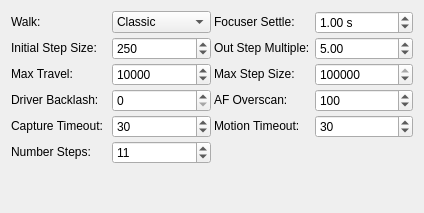
The window that kstars/ekos/focus/opsfocusmechanics.ui (Ryther/kstars) describes before a commit, drawn with Qt 5.
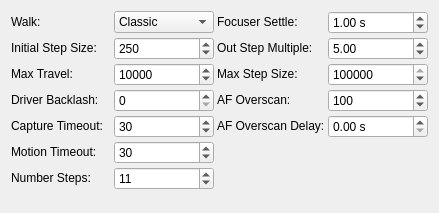
The same window after the commit.

Commit message: added overscan delay parameter

```diff
--- a/kstars/ekos/focus/opsfocusmechanics.ui
+++ b/kstars/ekos/focus/opsfocusmechanics.ui
@@ -6,7 +6,7 @@
    <rect>
     <x>0</x>
     <y>0</y>
-    <width>424</width>
+    <width>439</width>
     <height>213</height>
    </rect>
   </property>
@@ -15,7 +15,7 @@
   </property>
   <layout class="QVBoxLayout" name="verticalLayout">
    <item>
-    <layout class="QGridLayout" name="gridLayoutMechanics" rowstretch="0,0,0,0,0,0">
+    <layout class="QGridLayout" name="gridLayoutMechanics" rowstretch="0,0,0,0,0,0,0">
      <property name="leftMargin">
       <number>0</number>
      </property>
@@ -25,130 +25,31 @@
      <property name="spacing">
       <number>3</number>
      </property>
-     <item row="3" column="0">
-      <widget class="QLabel" name="label_11">
+     <item row="2" column="1">
+      <widget class="QDoubleSpinBox" name="focusMaxTravel">
        <property name="sizePolicy">
         <sizepolicy hsizetype="Preferred" vsizetype="Fixed">
          <horstretch>0</horstretch>
          <verstretch>0</verstretch>
         </sizepolicy>
        </property>
-       <property name="text">
-        <string>Driver Backlash:</string>
-       </property>
-       <property name="buddy">
-        <cstring>focusBacklash</cstring>
-       </property>
-      </widget>
-     </item>
-     <item row="1" column="0">
-      <widget class="QLabel" name="label">
-       <property name="sizePolicy">
-        <sizepolicy hsizetype="Preferred" vsizetype="Fixed">
-         <horstretch>0</horstretch>
-         <verstretch>0</verstretch>
-        </sizepolicy>
-       </property>
        <property name="toolTip">
-        <string/>
-       </property>
-       <property name="whatsThis">
-        <string/>
-       </property>
-       <property name="text">
-        <string>Initial Step Size:</string>
-       </property>
-       <property name="buddy">
-        <cstring>focusTicks</cstring>
-       </property>
-      </widget>
-     </item>
-     <item row="0" column="2">
-      <widget class="QLabel" name="label_9">
-       <property name="sizePolicy">
-        <sizepolicy hsizetype="Preferred" vsizetype="Fixed">
-         <horstretch>0</horstretch>
-         <verstretch>0</verstretch>
-        </sizepolicy>
-       </property>
-       <property name="text">
-        <string>Focuser Settle:</string>
-       </property>
-       <property name="buddy">
-        <cstring>focusSettleTime</cstring>
-       </property>
-      </widget>
-     </item>
-     <item row="0" column="3">
-      <widget class="QDoubleSpinBox" name="focusSettleTime">
-       <property name="sizePolicy">
-        <sizepolicy hsizetype="Preferred" vsizetype="Fixed">
-         <horstretch>0</horstretch>
-         <verstretch>0</verstretch>
-        </sizepolicy>
-       </property>
-       <property name="toolTip">
-        <string>&lt;html&gt;&lt;head/&gt;&lt;body&gt;&lt;p&gt;Settle time (in seconds) after moving the focuser before capturing the next image during Auto Focus and after an Adaptive Focus movement.&lt;/p&gt;&lt;/body&gt;&lt;/html&gt;</string>
-       </property>
-       <property name="suffix">
-        <string> s</string>
+        <string>&lt;html&gt;&lt;head/&gt;&lt;body&gt;&lt;p&gt;Maximum travel in steps before the autofocus process aborts&lt;/p&gt;&lt;/body&gt;&lt;/html&gt;</string>
        </property>
        <property name="decimals">
-        <number>2</number>
+        <number>0</number>
+       </property>
+       <property name="minimum">
+        <double>10.000000000000000</double>
        </property>
        <property name="maximum">
-        <double>30.000000000000000</double>
+        <double>100000.000000000000000</double>
+       </property>
+       <property name="singleStep">
+        <double>1000.000000000000000</double>
        </property>
        <property name="value">
-        <double>1.000000000000000</double>
-       </property>
-      </widget>
-     </item>
-     <item row="1" column="2">
-      <widget class="QLabel" name="focusOutStepsLabel">
-       <property name="sizePolicy">
-        <sizepolicy hsizetype="Preferred" vsizetype="Fixed">
-         <horstretch>0</horstretch>
-         <verstretch>0</verstretch>
-        </sizepolicy>
-       </property>
-       <property name="text">
-        <string>Out Step Multiple:</string>
-       </property>
-       <property name="buddy">
-        <cstring>focusOutSteps</cstring>
-       </property>
-      </widget>
-     </item>
-     <item row="0" column="0">
-      <widget class="QLabel" name="focusWalkLabel">
-       <property name="sizePolicy">
-        <sizepolicy hsizetype="Preferred" vsizetype="Fixed">
-         <horstretch>0</horstretch>
-         <verstretch>0</verstretch>
-        </sizepolicy>
-       </property>
-       <property name="text">
-        <string>Walk:</string>
-       </property>
-       <property name="buddy">
-        <cstring>focusWalk</cstring>
-       </property>
-      </widget>
-     </item>
-     <item row="2" column="2">
-      <widget class="QLabel" name="label_17">
-       <property name="sizePolicy">
-        <sizepolicy hsizetype="Preferred" vsizetype="Fixed">
-         <horstretch>0</horstretch>
-         <verstretch>0</verstretch>
-        </sizepolicy>
-       </property>
-       <property name="text">
-        <string>&lt;html&gt;&lt;head/&gt;&lt;body&gt;&lt;p&gt;Max Step Size:&lt;/p&gt;&lt;/body&gt;&lt;/html&gt;</string>
-       </property>
-       <property name="buddy">
-        <cstring>focusMaxSingleStep</cstring>
+        <double>10000.000000000000000</double>
        </property>
       </widget>
      </item>
@@ -165,78 +66,6 @@
        </property>
       </widget>
      </item>
-     <item row="1" column="1">
-      <widget class="QSpinBox" name="focusTicks">
-       <property name="sizePolicy">
-        <sizepolicy hsizetype="Preferred" vsizetype="Fixed">
-         <horstretch>0</horstretch>
-         <verstretch>0</verstretch>
-        </sizepolicy>
-       </property>
-       <property name="toolTip">
-        <string>&lt;html&gt;&lt;head/&gt;&lt;body&gt;&lt;p&gt;&lt;span style=&quot; font-weight:600;&quot;&gt;Initial Step Size&lt;/span&gt; in ticks to cause a noticeable change in HFR value. For timer based focuser, it is the initial time in milliseconds to move the focuser inward or outward&lt;/p&gt;&lt;/body&gt;&lt;/html&gt;</string>
-       </property>
-       <property name="minimum">
-        <number>1</number>
-       </property>
-       <property name="maximum">
-        <number>50000</number>
-       </property>
-       <property name="singleStep">
-        <number>10</number>
-       </property>
-       <property name="value">
-        <number>250</number>
-       </property>
-      </widget>
-     </item>
-     <item row="3" column="2">
-      <widget class="QLabel" name="label_8">
-       <property name="sizePolicy">
-        <sizepolicy hsizetype="Preferred" vsizetype="Fixed">
-         <horstretch>0</horstretch>
-         <verstretch>0</verstretch>
-        </sizepolicy>
-       </property>
-       <property name="text">
-        <string>AF Overscan:</string>
-       </property>
-       <property name="alignment">
-        <set>Qt::AlignLeading|Qt::AlignLeft|Qt::AlignVCenter</set>
-       </property>
-       <property name="buddy">
-        <cstring>focusAFOverscan</cstring>
-       </property>
-      </widget>
-     </item>
-     <item row="0" column="1">
-      <widget class="QComboBox" name="focusWalk">
-       <property name="sizePolicy">
-        <sizepolicy hsizetype="Preferred" vsizetype="Fixed">
-         <horstretch>0</horstretch>
-         <verstretch>0</verstretch>
-        </sizepolicy>
-       </property>
-       <property name="toolTip">
-        <string>&lt;html&gt;&lt;head/&gt;&lt;body&gt;&lt;p&gt;Select the type of walk for the focuser to take when using &lt;span style=&quot; font-weight:600;&quot;&gt;Linear 1 Pass&lt;/span&gt;.  For &lt;span style=&quot; font-weight:600;&quot;&gt;Linear&lt;/span&gt; only &lt;span style=&quot; font-weight:600;&quot;&gt;Classic&lt;/span&gt; is available.&lt;/p&gt;&lt;p&gt;&lt;span style=&quot; font-weight:600;&quot;&gt;Classic&lt;/span&gt;: Focuser steps out &amp;quot;Out Step Multiple&amp;quot; steps, takes a frame and then steps in through focus at a constant step size taking and analysing frames at each step. The exact point at which the pass stops is dependent on the data so this walk is tolerant of starting further away from focus, but at the expense of extra steps.&lt;/p&gt;&lt;p&gt;&lt;span style=&quot; font-weight:600;&quot;&gt;Fixed Steps&lt;/span&gt;: Focuser steps out half of &amp;quot;Number Steps&amp;quot;, takes a frame and then steps in exactly &amp;quot;Number Steps&amp;quot;. This walk must be started close to focus to be effective but is predictable in the number of steps taken. This walk is experimental.&lt;/p&gt;&lt;p&gt;&lt;span style=&quot; font-weight:600;&quot;&gt;CFZ Shuffle&lt;/span&gt;: Similar to &lt;span style=&quot; font-weight:600;&quot;&gt;Fixed Steps&lt;/span&gt; except this walk takes half steps near the focus point to try to give more weight to points nearer to focus in the curve fitting. As with &lt;span style=&quot; font-weight:600;&quot;&gt;Fixed Steps&lt;/span&gt; this walk must be started close to focus to be effective but is predictable in the number of steps taken. This walk is experimental.&lt;/p&gt;&lt;p&gt;&lt;br/&gt;&lt;/p&gt;&lt;/body&gt;&lt;/html&gt;</string>
-       </property>
-       <item>
-        <property name="text">
-         <string>Classic</string>
-        </property>
-       </item>
-       <item>
-        <property name="text">
-         <string>Fixed Steps</string>
-        </property>
-       </item>
-       <item>
-        <property name="text">
-         <string>CFZ Shuffle</string>
-        </property>
-       </item>
-      </widget>
-     </item>
      <item row="2" column="0">
       <widget class="QLabel" name="label_12">
        <property name="sizePolicy">
@@ -272,8 +101,8 @@
        </property>
       </widget>
      </item>
-     <item row="2" column="3">
-      <widget class="QSpinBox" name="focusMaxSingleStep">
+     <item row="0" column="1">
+      <widget class="QComboBox" name="focusWalk">
        <property name="sizePolicy">
         <sizepolicy hsizetype="Preferred" vsizetype="Fixed">
          <horstretch>0</horstretch>
@@ -283,15 +112,21 @@
        <property name="toolTip">
         <string>&lt;html&gt;&lt;head/&gt;&lt;body&gt;&lt;p&gt;The maximum single step size the algorithm is allowed to command as it searches for the critical focus zone. The calculated step size would be limited to this maximum value.&lt;/p&gt;&lt;/body&gt;&lt;/html&gt;</string>
        </property>
-       <property name="minimum">
-        <number>10</number>
-       </property>
-       <property name="maximum">
-        <number>100000</number>
-       </property>
-       <property name="value">
-        <number>100000</number>
-       </property>
+       <item>
+        <property name="text">
+         <string>Classic</string>
+        </property>
+       </item>
+       <item>
+        <property name="text">
+         <string>Fixed Steps</string>
+        </property>
+       </item>
+       <item>
+        <property name="text">
+         <string>CFZ Shuffle</string>
+        </property>
+       </item>
       </widget>
      </item>
      <item row="1" column="3">
@@ -319,28 +154,6 @@
        </property>
       </widget>
      </item>
-     <item row="4" column="1">
-      <widget class="QSpinBox" name="focusCaptureTimeout">
-       <property name="sizePolicy">
-        <sizepolicy hsizetype="Preferred" vsizetype="Fixed">
-         <horstretch>0</horstretch>
-         <verstretch>0</verstretch>
-        </sizepolicy>
-       </property>
-       <property name="toolTip">
-        <string>Maximum time in seconds to wait for a captured image to be received before declaring a timeout.</string>
-       </property>
-       <property name="minimum">
-        <number>5</number>
-       </property>
-       <property name="maximum">
-        <number>300</number>
-       </property>
-       <property name="value">
-        <number>30</number>
-       </property>
-      </widget>
-     </item>
      <item row="3" column="3">
       <widget class="QSpinBox" name="focusAFOverscan">
        <property name="sizePolicy">
@@ -360,8 +173,8 @@
        </property>
       </widget>
      </item>
-     <item row="2" column="1">
-      <widget class="QDoubleSpinBox" name="focusMaxTravel">
+     <item row="0" column="3">
+      <widget class="QDoubleSpinBox" name="focusSettleTime">
        <property name="sizePolicy">
         <sizepolicy hsizetype="Preferred" vsizetype="Fixed">
          <horstretch>0</horstretch>
@@ -369,27 +182,24 @@
         </sizepolicy>
        </property>
        <property name="toolTip">
-        <string>&lt;html&gt;&lt;head/&gt;&lt;body&gt;&lt;p&gt;Maximum travel in steps before the autofocus process aborts&lt;/p&gt;&lt;/body&gt;&lt;/html&gt;</string>
+        <string>&lt;html&gt;&lt;head/&gt;&lt;body&gt;&lt;p&gt;Settle time (in seconds) after moving the focuser before capturing the next image during Auto Focus and after an Adaptive Focus movement.&lt;/p&gt;&lt;/body&gt;&lt;/html&gt;</string>
+       </property>
+       <property name="suffix">
+        <string> s</string>
        </property>
        <property name="decimals">
-        <number>0</number>
-       </property>
-       <property name="minimum">
-        <double>10.000000000000000</double>
+        <number>2</number>
        </property>
        <property name="maximum">
-        <double>100000.000000000000000</double>
-       </property>
-       <property name="singleStep">
-        <double>1000.000000000000000</double>
+        <double>30.000000000000000</double>
        </property>
        <property name="value">
-        <double>10000.000000000000000</double>
+        <double>1.000000000000000</double>
        </property>
       </widget>
      </item>
-     <item row="4" column="2">
-      <widget class="QLabel" name="label_27">
+     <item row="0" column="0">
+      <widget class="QLabel" name="focusWalkLabel">
        <property name="sizePolicy">
         <sizepolicy hsizetype="Preferred" vsizetype="Fixed">
          <horstretch>0</horstretch>
@@ -397,36 +207,14 @@
         </sizepolicy>
        </property>
        <property name="text">
-        <string>Motion Timeout:</string>
+        <string>Walk:</string>
        </property>
        <property name="buddy">
         <cstring>focusMotionTimeout</cstring>
        </property>
       </widget>
      </item>
-     <item row="4" column="3">
-      <widget class="QSpinBox" name="focusMotionTimeout">
-       <property name="sizePolicy">
-        <sizepolicy hsizetype="Preferred" vsizetype="Fixed">
-         <horstretch>0</horstretch>
-         <verstretch>0</verstretch>
-        </sizepolicy>
-       </property>
-       <property name="toolTip">
-        <string>&lt;html&gt;&lt;head/&gt;&lt;body&gt;&lt;p&gt;Maximum time in seconds to wait for the focuser to move to the desired position before declaring a timeout.&lt;/p&gt;&lt;/body&gt;&lt;/html&gt;</string>
-       </property>
-       <property name="minimum">
-        <number>5</number>
-       </property>
-       <property name="maximum">
-        <number>120</number>
-       </property>
-       <property name="value">
-        <number>30</number>
-       </property>
-      </widget>
-     </item>
-     <item row="5" column="0">
+     <item row="6" column="0">
       <widget class="QLabel" name="focusNumStepsLabel">
        <property name="sizePolicy">
         <sizepolicy hsizetype="Preferred" vsizetype="Fixed">
@@ -442,7 +230,114 @@
        </property>
       </widget>
      </item>
-     <item row="5" column="1">
+     <item row="1" column="0">
+      <widget class="QLabel" name="label">
+       <property name="sizePolicy">
+        <sizepolicy hsizetype="Preferred" vsizetype="Fixed">
+         <horstretch>0</horstretch>
+         <verstretch>0</verstretch>
+        </sizepolicy>
+       </property>
+       <property name="toolTip">
+        <string/>
+       </property>
+       <property name="whatsThis">
+        <string/>
+       </property>
+       <property name="text">
+        <string>Initial Step Size:</string>
+       </property>
+       <property name="buddy">
+        <cstring>focusTicks</cstring>
+       </property>
+      </widget>
+     </item>
+     <item row="2" column="3">
+      <widget class="QSpinBox" name="focusMaxSingleStep">
+       <property name="sizePolicy">
+        <sizepolicy hsizetype="Preferred" vsizetype="Fixed">
+         <horstretch>0</horstretch>
+         <verstretch>0</verstretch>
+        </sizepolicy>
+       </property>
+       <property name="toolTip">
+        <string>&lt;html&gt;&lt;head/&gt;&lt;body&gt;&lt;p&gt;The maximum single step size the algorithm is allowed to command as it searches for the critical focus zone. The calculated step size would be limited to this maximum value.&lt;/p&gt;&lt;/body&gt;&lt;/html&gt;</string>
+       </property>
+       <property name="minimum">
+        <number>10</number>
+       </property>
+       <property name="maximum">
+        <number>100000</number>
+       </property>
+       <property name="value">
+        <number>100000</number>
+       </property>
+      </widget>
+     </item>
+     <item row="0" column="2">
+      <widget class="QLabel" name="label_9">
+       <property name="sizePolicy">
+        <sizepolicy hsizetype="Preferred" vsizetype="Fixed">
+         <horstretch>0</horstretch>
+         <verstretch>0</verstretch>
+        </sizepolicy>
+       </property>
+       <property name="text">
+        <string>Focuser Settle:</string>
+       </property>
+       <property name="buddy">
+        <cstring>focusSettleTime</cstring>
+       </property>
+      </widget>
+     </item>
+     <item row="1" column="1">
+      <widget class="QSpinBox" name="focusTicks">
+       <property name="sizePolicy">
+        <sizepolicy hsizetype="Preferred" vsizetype="Fixed">
+         <horstretch>0</horstretch>
+         <verstretch>0</verstretch>
+        </sizepolicy>
+       </property>
+       <property name="toolTip">
+        <string>&lt;html&gt;&lt;head/&gt;&lt;body&gt;&lt;p&gt;&lt;span style=&quot; font-weight:600;&quot;&gt;Initial Step Size&lt;/span&gt; in ticks to cause a noticeable change in HFR value. For timer based focuser, it is the initial time in milliseconds to move the focuser inward or outward&lt;/p&gt;&lt;/body&gt;&lt;/html&gt;</string>
+       </property>
+       <property name="minimum">
+        <number>1</number>
+       </property>
+       <property name="maximum">
+        <number>50000</number>
+       </property>
+       <property name="singleStep">
+        <number>10</number>
+       </property>
+       <property name="value">
+        <number>250</number>
+       </property>
+      </widget>
+     </item>
+     <item row="4" column="1">
+      <widget class="QSpinBox" name="focusCaptureTimeout">
+       <property name="sizePolicy">
+        <sizepolicy hsizetype="Preferred" vsizetype="Fixed">
+         <horstretch>0</horstretch>
+         <verstretch>0</verstretch>
+        </sizepolicy>
+       </property>
+       <property name="toolTip">
+        <string>Maximum time in seconds to wait for a captured image to be received before declaring a timeout.</string>
+       </property>
+       <property name="minimum">
+        <number>5</number>
+       </property>
+       <property name="maximum">
+        <number>300</number>
+       </property>
+       <property name="value">
+        <number>30</number>
+       </property>
+      </widget>
+     </item>
+     <item row="6" column="1">
       <widget class="QSpinBox" name="focusNumSteps">
        <property name="sizePolicy">
         <sizepolicy hsizetype="Preferred" vsizetype="Fixed">
@@ -464,6 +359,149 @@
        </property>
       </widget>
      </item>
+     <item row="3" column="0">
+      <widget class="QLabel" name="label_11">
+       <property name="sizePolicy">
+        <sizepolicy hsizetype="Preferred" vsizetype="Fixed">
+         <horstretch>0</horstretch>
+         <verstretch>0</verstretch>
+        </sizepolicy>
+       </property>
+       <property name="text">
+        <string>Driver Backlash:</string>
+       </property>
+       <property name="buddy">
+        <cstring>focusBacklash</cstring>
+       </property>
+      </widget>
+     </item>
+     <item row="3" column="2">
+      <widget class="QLabel" name="label_8">
+       <property name="sizePolicy">
+        <sizepolicy hsizetype="Preferred" vsizetype="Fixed">
+         <horstretch>0</horstretch>
+         <verstretch>0</verstretch>
+        </sizepolicy>
+       </property>
+       <property name="text">
+        <string>AF Overscan:</string>
+       </property>
+       <property name="alignment">
+        <set>Qt::AlignLeading|Qt::AlignLeft|Qt::AlignVCenter</set>
+       </property>
+       <property name="buddy">
+        <cstring>focusAFOverscan</cstring>
+       </property>
+      </widget>
+     </item>
+     <item row="1" column="2">
+      <widget class="QLabel" name="focusOutStepsLabel">
+       <property name="sizePolicy">
+        <sizepolicy hsizetype="Preferred" vsizetype="Fixed">
+         <horstretch>0</horstretch>
+         <verstretch>0</verstretch>
+        </sizepolicy>
+       </property>
+       <property name="text">
+        <string>Out Step Multiple:</string>
+       </property>
+       <property name="buddy">
+        <cstring>focusOutSteps</cstring>
+       </property>
+      </widget>
+     </item>
+     <item row="2" column="2">
+      <widget class="QLabel" name="label_17">
+       <property name="sizePolicy">
+        <sizepolicy hsizetype="Preferred" vsizetype="Fixed">
+         <horstretch>0</horstretch>
+         <verstretch>0</verstretch>
+        </sizepolicy>
+       </property>
+       <property name="mouseTracking">
+        <bool>false</bool>
+       </property>
+       <property name="text">
+        <string>Max Step Size:</string>
+       </property>
+       <property name="buddy">
+        <cstring>focusMaxSingleStep</cstring>
+       </property>
+      </widget>
+     </item>
+     <item row="5" column="0">
+      <widget class="QLabel" name="label_27">
+       <property name="sizePolicy">
+        <sizepolicy hsizetype="Preferred" vsizetype="Fixed">
+         <horstretch>0</horstretch>
+         <verstretch>0</verstretch>
+        </sizepolicy>
+       </property>
+       <property name="text">
+        <string>Motion Timeout:</string>
+       </property>
+       <property name="buddy">
+        <cstring>focusMotionTimeout</cstring>
+       </property>
+      </widget>
+     </item>
+     <item row="5" column="1">
+      <widget class="QSpinBox" name="focusMotionTimeout">
+       <property name="sizePolicy">
+        <sizepolicy hsizetype="Preferred" vsizetype="Fixed">
+         <horstretch>0</horstretch>
+         <verstretch>0</verstretch>
+        </sizepolicy>
+       </property>
+       <property name="toolTip">
+        <string>&lt;html&gt;&lt;head/&gt;&lt;body&gt;&lt;p&gt;Maximum time in seconds to wait for the focuser to move to the desired position before declaring a timeout.&lt;/p&gt;&lt;/body&gt;&lt;/html&gt;</string>
+       </property>
+       <property name="minimum">
+        <number>5</number>
+       </property>
+       <property name="maximum">
+        <number>120</number>
+       </property>
+       <property name="value">
+        <number>30</number>
+       </property>
+      </widget>
+     </item>
+     <item row="4" column="2">
+      <widget class="QLabel" name="label_2">
+       <property name="sizePolicy">
+        <sizepolicy hsizetype="Preferred" vsizetype="Fixed">
+         <horstretch>0</horstretch>
+         <verstretch>0</verstretch>
+        </sizepolicy>
+       </property>
+       <property name="text">
+        <string>AF Overscan Delay:</string>
+       </property>
+       <property name="buddy">
+        <cstring>focusOverscanDelay</cstring>
+       </property>
+      </widget>
+     </item>
+     <item row="4" column="3">
+      <widget class="QDoubleSpinBox" name="focusOverscanDelay">
+       <property name="sizePolicy">
+        <sizepolicy hsizetype="Preferred" vsizetype="Fixed">
+         <horstretch>0</horstretch>
+         <verstretch>0</verstretch>
+        </sizepolicy>
+       </property>
+       <property name="toolTip">
+        <string>&lt;html&gt;&lt;head/&gt;&lt;body&gt;&lt;p&gt;Delay between completing the outward motion of an Overscan and starting the inward motion. For most focusers 0s is fine. For others (e.g. Sesto Senso) a small delay may be required.&lt;/p&gt;&lt;/body&gt;&lt;/html&gt;</string>
+       </property>
+       <property name="suffix">
+        <string> s</string>
+       </property>
+       <property name="maximum">
+        <double>10.000000000000000</double>
+       </property>
+      </widget>
+     </item>
     </layout>
    </item>
    <item>
```
Left out of the diff: 18 changed lines with no effect on the pictures. The commit also changes 1 other file.
